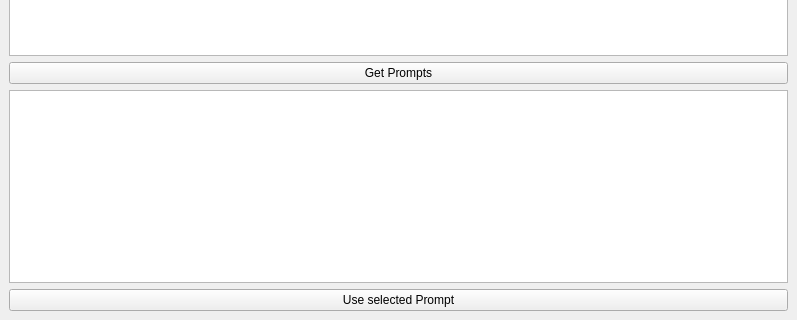
Above: frontend/ui_widgets/prompt_fetcher.ui from XmYx/ainodes-pyside before the change; both pictures show x 0 to 797 and y 166 to 486 of the 797 by 486 pixel window. Below: the same form after it.
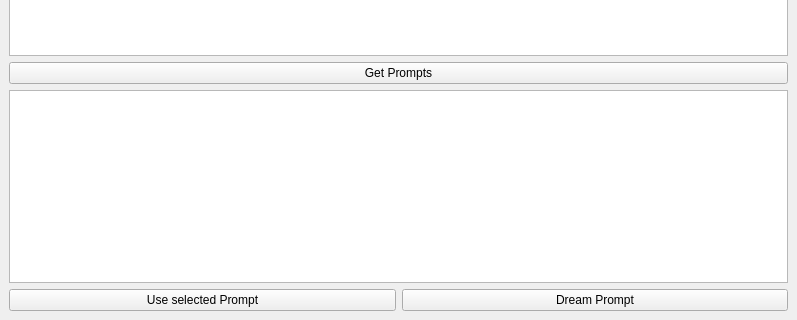
That is the form after the change.

Commit message: fixed dreambutton disable for txt2img and added a dream button to prompt fetch

The edit to the form file:
```diff
--- a/frontend/ui_widgets/prompt_fetcher.ui
+++ b/frontend/ui_widgets/prompt_fetcher.ui
@@ -29,27 +29,34 @@
    <item>
     <widget class="QDockWidget" name="dockWidget">
      <widget class="QWidget" name="dockWidgetContents">
-      <layout class="QVBoxLayout" name="verticalLayout_2">
-       <item>
+      <layout class="QGridLayout" name="gridLayout_2">
+       <item row="3" column="0">
+        <widget class="QPushButton" name="usePrompt">
+         <property name="text">
+          <string>Use selected Prompt</string>
+         </property>
+        </widget>
+       </item>
+       <item row="3" column="1">
+        <widget class="QPushButton" name="dreamPrompt">
+         <property name="text">
+          <string>Dream Prompt</string>
+         </property>
+        </widget>
+       </item>
+       <item row="2" column="0" colspan="2">
+        <widget class="QTextEdit" name="output"/>
+       </item>
+       <item row="0" column="0" colspan="2">
         <widget class="QTextEdit" name="input"/>
        </item>
-       <item>
+       <item row="1" column="0" colspan="2">
         <widget class="QPushButton" name="getPrompts">
          <property name="text">
           <string>Get Prompts</string>
          </property>
         </widget>
        </item>
-       <item>
-        <widget class="QTextEdit" name="output"/>
-       </item>
-       <item>
-        <widget class="QPushButton" name="usePrompt">
-         <property name="text">
-          <string>Use selected Prompt</string>
-         </property>
-        </widget>
-       </item>
       </layout>
      </widget>
     </widget>
```
The commit also changes 1 other file.
